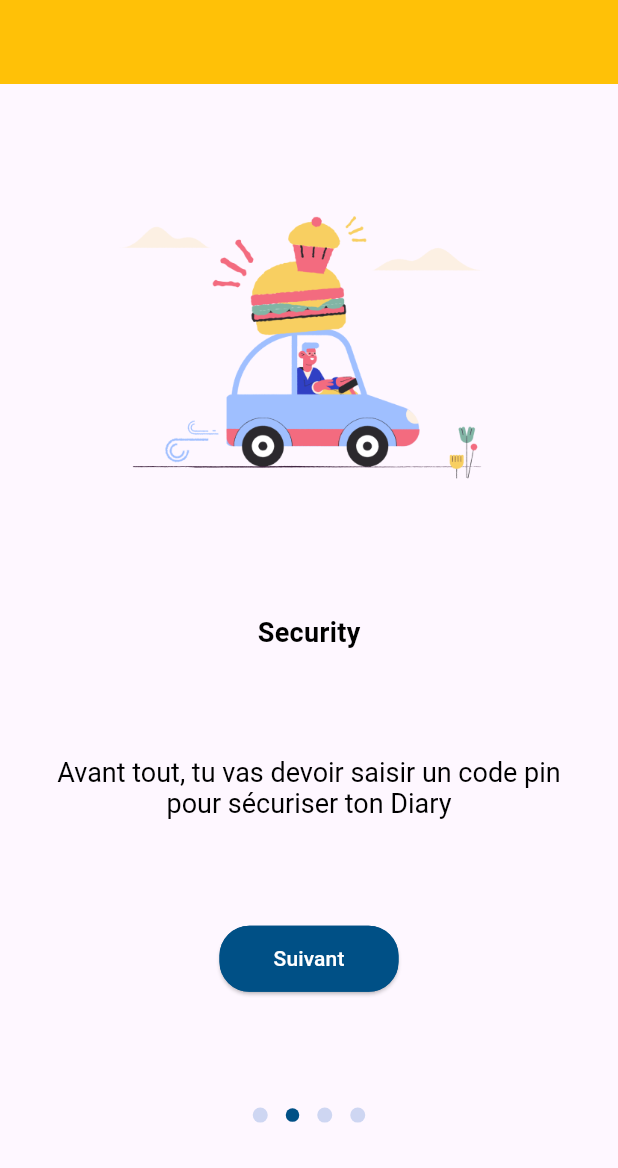
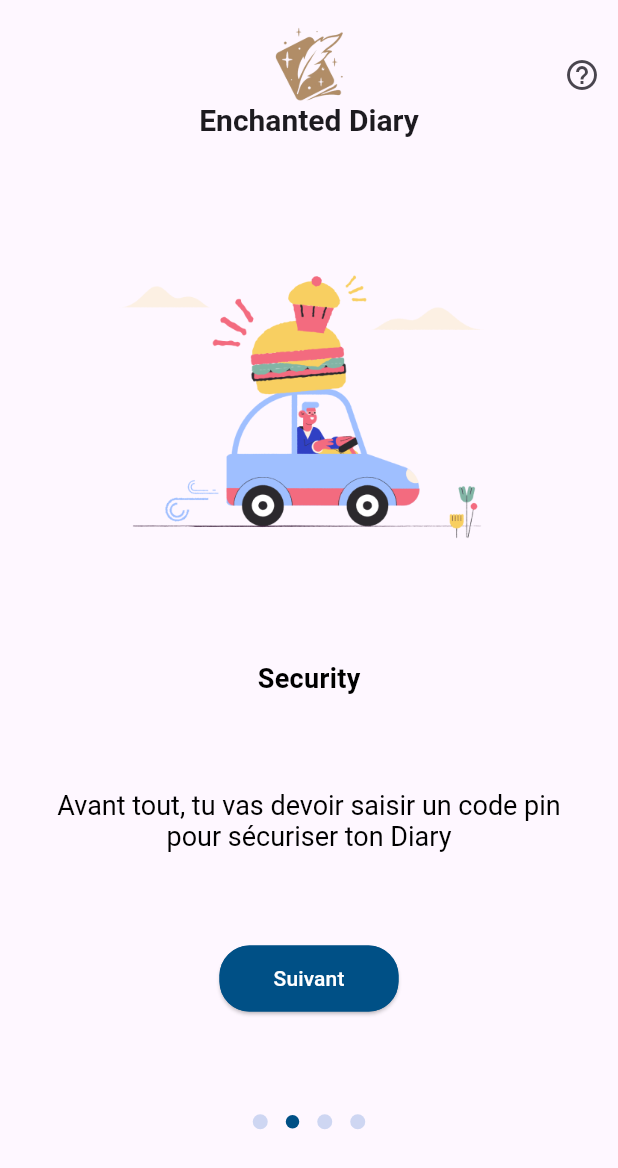
Before and after one commit to iwizy59/enchanteddiary, a Flutter app: the screen it shows after launch, after a tap on "Onboarding", after a tap on "Suivant", on a phone screen of 412 x 824 dp. Shown: the top 1168 px of the screen. Run offline on Flutter 3.47's test engine with Material 3 defaults, Android fonts, the phone set to English and light mode, and no system bars; drawn by our look-alikes of dots_indicator; our stand-ins replace table_calendar; Roboto replaces fonts that are missing (Poppins).

Commit message:
ajout header différentes vues ajout onboarding

```diff
--- a/lib/add_entry/add_entry.dart
+++ b/lib/add_entry/add_entry.dart
@@ -1,5 +1,6 @@
 import 'dart:ui';
 import 'package:enchanteddiary/emotion/emotion.dart';
+import 'package:enchanteddiary/header/header.dart';
 import 'package:flutter/material.dart';
 import 'package:flutter/src/widgets/framework.dart';
 import 'package:enchanteddiary/footer.dart';
@@ -27,9 +28,7 @@ class _AddEntryWidgetState extends State<AddEntryWidget> {
   @override
   Widget build(BuildContext context) {
     return Scaffold(
-      appBar: AppBar(
-        backgroundColor: appBarColor,
-      ),
+      appBar: CustomHeader(),
       body: Column(
         children: [
           Expanded(
--- a/lib/calendar/calendar_page.dart
+++ b/lib/calendar/calendar_page.dart
@@ -8,7 +8,7 @@ class CalendarPage extends StatelessWidget {
   @override
   Widget build(BuildContext context) {
     return Scaffold(
-      appBar: CustomHeader(), // Votre en-tête personnalisé
+      appBar: CustomHeader(showBackButton: false), // Votre en-tête personnalisé
       body: Center(
         child: Column(
           children: [
--- a/lib/header/header.dart
+++ b/lib/header/header.dart
@@ -3,16 +3,16 @@ import 'package:enchanteddiary/help/help.dart';
 
 class CustomHeader extends StatelessWidget implements PreferredSizeWidget {
   final String title = "Enchanted Diary";
-
-  CustomHeader();
+  final bool showBackButton;
+  CustomHeader({this.showBackButton = true});
 
   @override
   Widget build(BuildContext context) {
     return AppBar(
-      leading: IconButton(
-        icon: Icon(Icons.chevron_left),
-        onPressed: () => Navigator.of(context).pop(),
-      ),
+      leading: showBackButton ? IconButton(
+    icon: Icon(Icons.chevron_left),
+    onPressed: () => Navigator.of(context).pop(),
+    ) : null,
       toolbarHeight: 300,
       title: Column(
         children: [
--- a/lib/main.dart
+++ b/lib/main.dart
@@ -2,7 +2,6 @@
 import 'package:enchanteddiary/calendar/calendar_page.dart';
 import 'package:enchanteddiary/header/header.dart';
 
-import 'package:enchanteddiary/calendar/calendar_page.dart';
 import 'package:enchanteddiary/onboarding/welcome_page.dart';
 import 'package:flutter/material.dart';
 import 'package:enchanteddiary/footer.dart';
@@ -62,27 +61,23 @@ class MyHomePage extends StatefulWidget {
 }
 
 class _MyHomePageState extends State<MyHomePage> {
-  int _counter = 0;
-
-  void _incrementCounter() {
-    setState(() {
-      // This call to setState tells the Flutter framework that something has
-      // changed in this State, which causes it to rerun the build method below
-      // so that the display can reflect the updated values. If we changed
-      // _counter without calling setState(), then the build method would not be
-      // called again, and so nothing would appear to happen.
-      _counter++;
-    });
-  }
 
   @override
   Widget build(BuildContext context) {
     return Column(
-        children : [
+      children: [
+
+        Expanded( // Ajoutez ce widget ici
+          child: PageView(
+            children: [
+              CalendarPage()
+            ], // Assurez-vous que CalendarPage est bien défini ailleurs dans votre code
+          ),
+        ),
         ElevatedButton(
           style: ButtonStyle(
-    foregroundColor:
-    MaterialStateProperty.all<Color>(Colors.blue)),
+            foregroundColor: MaterialStateProperty.all<Color>(Colors.blue),
+          ),
           onPressed: () {
             Navigator.pushReplacement(
               context,
@@ -91,7 +86,7 @@ class _MyHomePageState extends State<MyHomePage> {
           },
           child: Text('Onboarding'),
         ),
-          CalendarPage();
-
+      ],
+    );
   }
 }
--- a/lib/onboarding/final_page.dart
+++ b/lib/onboarding/final_page.dart
@@ -1,4 +1,5 @@
 import 'package:dots_indicator/dots_indicator.dart';
+import 'package:enchanteddiary/header/header.dart';
 import 'package:enchanteddiary/main.dart';
 import 'package:flutter/material.dart';
 
@@ -11,9 +12,7 @@ class FinalPageWidget extends StatelessWidget {
     double ScreenHeight = MediaQuery.of(context).size.height;
 
     return Scaffold(
-      appBar: AppBar(
-        backgroundColor: Colors.amber,
-      ),
+      appBar: CustomHeader(showBackButton: false),
       body: Center(
         child: Padding(
           padding: const EdgeInsets.all(35.0),
--- a/lib/onboarding/secure_page.dart
+++ b/lib/onboarding/secure_page.dart
@@ -1,6 +1,8 @@
 import 'package:dots_indicator/dots_indicator.dart';
 import 'package:enchanteddiary/onboarding/final_page.dart';
 import 'package:flutter/material.dart';
+import 'package:enchanteddiary/header/header.dart';
+
 
 class SecurePageWidget extends StatelessWidget {
   const SecurePageWidget({super.key});
@@ -11,9 +13,7 @@ class SecurePageWidget extends StatelessWidget {
     double ScreenHeight = MediaQuery.of(context).size.height;
 
     return Scaffold(
-      appBar: AppBar(
-        backgroundColor: Colors.amber,
-      ),
+      appBar: CustomHeader(showBackButton: false),
       body: Center(
         child: Padding(
           padding: const EdgeInsets.all(35.0),
--- a/lib/onboarding/welcome_page.dart
+++ b/lib/onboarding/welcome_page.dart
@@ -1,5 +1,6 @@
 import 'package:dots_indicator/dots_indicator.dart';
 import 'package:flutter/material.dart';
+import 'package:enchanteddiary/header/header.dart';
 
 import 'secure_page.dart';
 
@@ -12,9 +13,7 @@ class WelcomePageWidget extends StatelessWidget {
     double ScreenHeight = MediaQuery.of(context).size.height;
 
     return Scaffold(
-      appBar: AppBar(
-        backgroundColor: Colors.amber,
-      ),
+      appBar: CustomHeader(showBackButton: false),
       body: Center(
         child: Padding(
           padding: const EdgeInsets.all(35.0),
```
Lines whose indentation alone changed are shown as unchanged.
